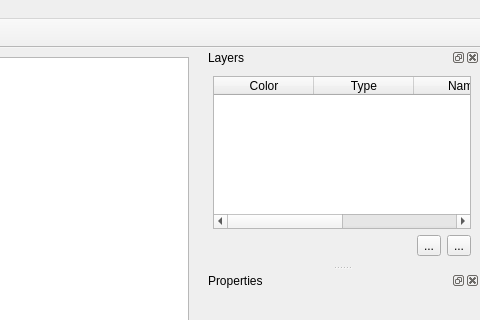
This is src/ui/LaserControllerWindow.ui in oneminute/LaserController as Qt 5 draws it before an edit; both pictures show x 553 to 1033 and y 0 to 320 of the 1033 by 844 pixel window. The edited form follows.
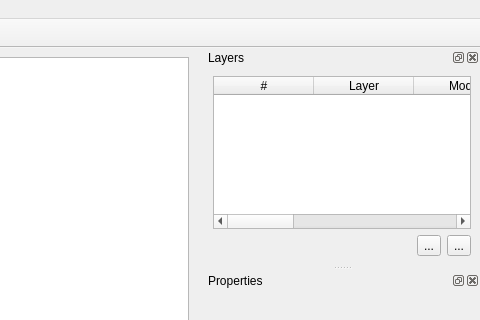
This is the edited form. Icons and pictures are not drawn. Custom widgets are drawn as their Qt base class.

```diff
--- a/src/ui/LaserControllerWindow.ui
+++ b/src/ui/LaserControllerWindow.ui
@@ -163,14 +163,14 @@
         <bool>false</bool>
        </property>
        <property name="columnCount">
-        <number>4</number>
+        <number>7</number>
        </property>
        <attribute name="verticalHeaderVisible">
         <bool>false</bool>
        </attribute>
        <column>
         <property name="text">
-         <string>Color</string>
+         <string>#</string>
         </property>
         <property name="textAlignment">
          <set>AlignCenter</set>
@@ -178,7 +178,7 @@
        </column>
        <column>
         <property name="text">
-         <string>Type</string>
+         <string>Layer</string>
         </property>
         <property name="textAlignment">
          <set>AlignCenter</set>
@@ -186,7 +186,7 @@
        </column>
        <column>
         <property name="text">
-         <string>Name</string>
+         <string>Mode</string>
         </property>
         <property name="textAlignment">
          <set>AlignCenter</set>
@@ -200,6 +200,30 @@
          <set>AlignCenter</set>
         </property>
        </column>
+       <column>
+        <property name="text">
+         <string>Speed/Power</string>
+        </property>
+        <property name="textAlignment">
+         <set>AlignCenter</set>
+        </property>
+       </column>
+       <column>
+        <property name="text">
+         <string>Output</string>
+        </property>
+        <property name="textAlignment">
+         <set>AlignCenter</set>
+        </property>
+       </column>
+       <column>
+        <property name="text">
+         <string>Visible</string>
+        </property>
+        <property name="textAlignment">
+         <set>AlignCenter</set>
+        </property>
+       </column>
       </widget>
      </item>
      <item>
```
